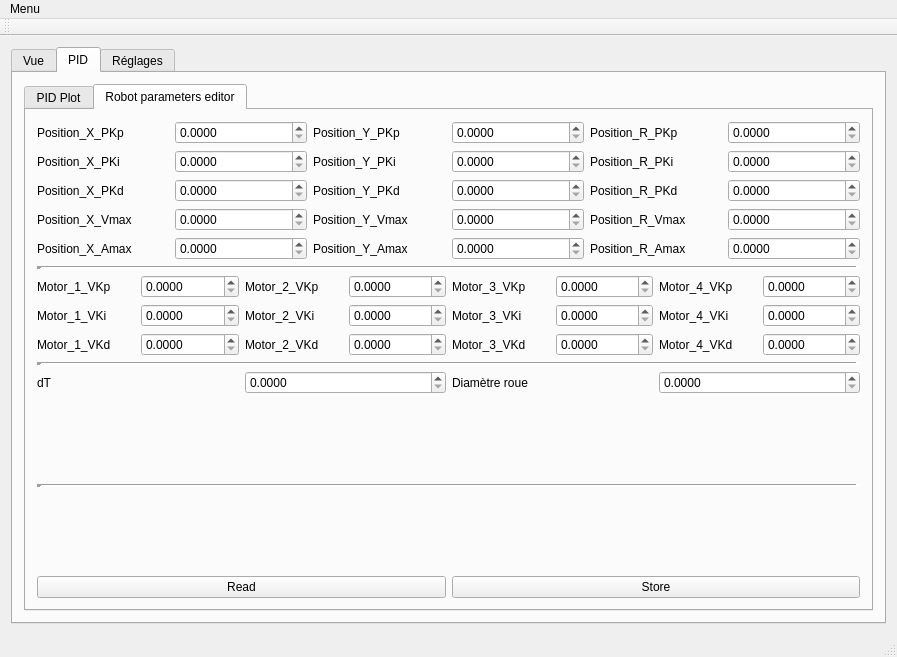
Above: Base_Station/Base_Station/mainwindow.ui from simonbeaudoin0935/Design3 before the change. Below: the same form after it.
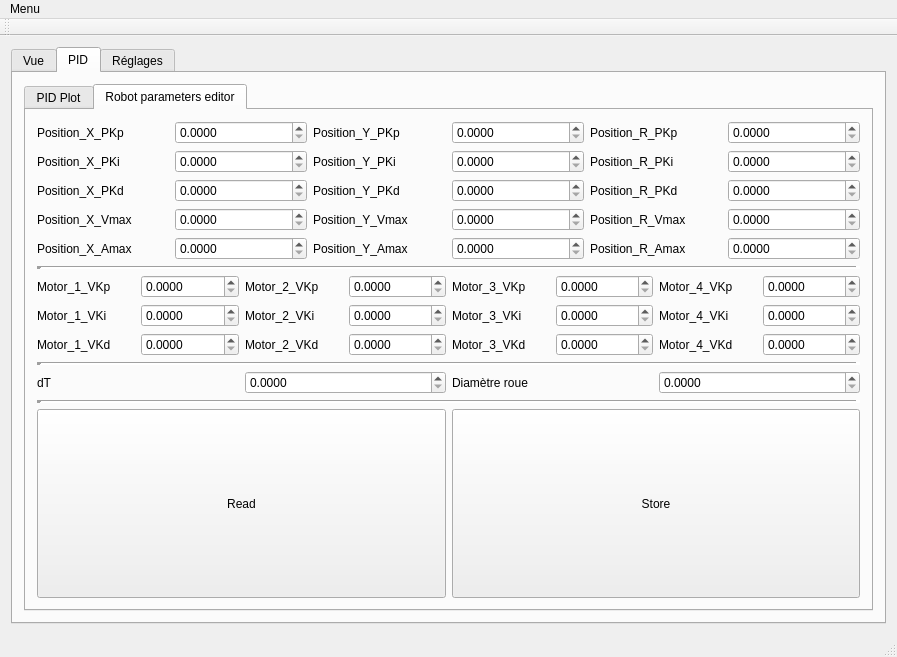
That is the form after the change. The open tabs and pages were chosen to show the change.

Diff of the .ui file:
```diff
--- a/Base_Station/Base_Station/mainwindow.ui
+++ b/Base_Station/Base_Station/mainwindow.ui
@@ -1006,19 +1006,6 @@
                 </item>
                </layout>
               </item>
-              <item>
-               <spacer name="verticalSpacer_3">
-                <property name="orientation">
-                 <enum>Qt::Vertical</enum>
-                </property>
-                <property name="sizeHint" stdset="0">
-                 <size>
-                  <width>20</width>
-                  <height>40</height>
-                 </size>
-                </property>
-               </spacer>
-              </item>
               <item>
                <widget class="Line" name="line_7">
                 <property name="lineWidth">
@@ -1029,19 +1016,6 @@
                 </property>
                </widget>
               </item>
-              <item>
-               <spacer name="verticalSpacer_2">
-                <property name="orientation">
-                 <enum>Qt::Vertical</enum>
-                </property>
-                <property name="sizeHint" stdset="0">
-                 <size>
-                  <width>20</width>
-                  <height>40</height>
-                 </size>
-                </property>
-               </spacer>
-              </item>
               <item>
                <layout class="QHBoxLayout" name="horizontalLayout_55">
                 <item>
```
Left out of the diff: 4 changed lines with no effect on the pictures.
